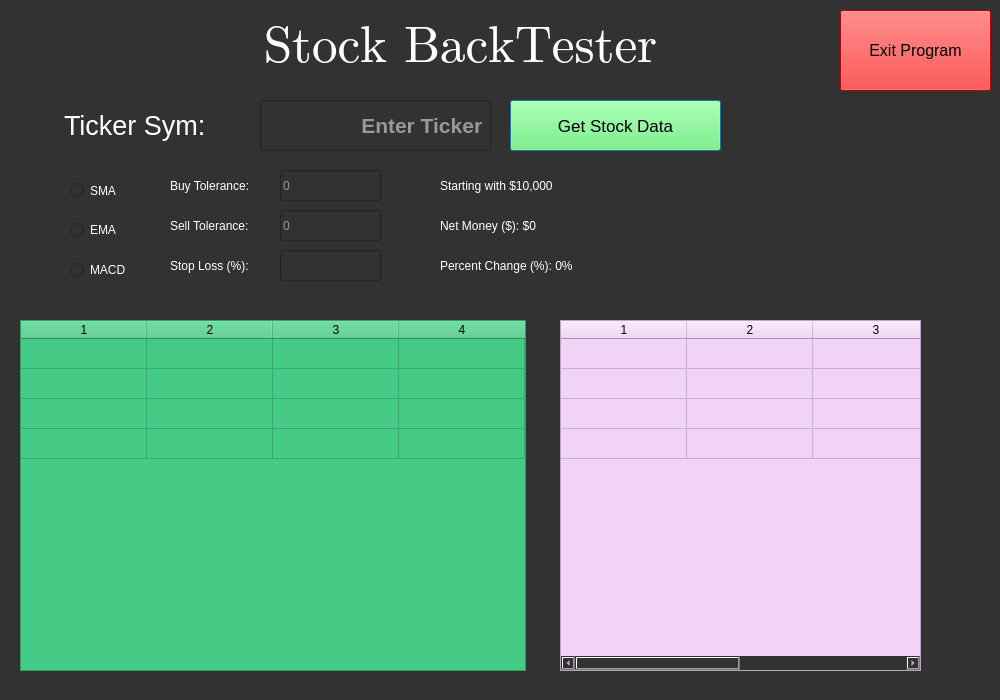
Old version of the form StockGUI.ui in the repository ArunJayaraman95/Industrial-Python-Project.
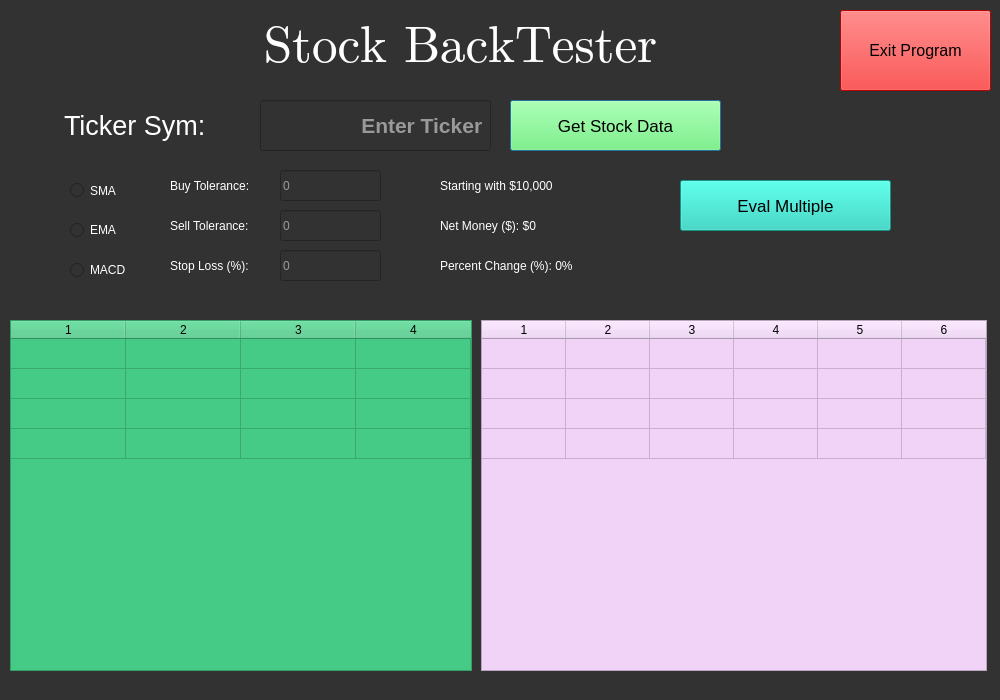
New version of the form.

```diff
--- a/StockGUI.ui
+++ b/StockGUI.ui
@@ -179,6 +179,9 @@
      <height>31</height>
     </rect>
    </property>
+   <property name="placeholderText">
+    <string>0</string>
+   </property>
   </widget>
   <widget class="QLabel" name="stopLossLabel">
    <property name="geometry">
@@ -218,9 +221,9 @@
   <widget class="QTableWidget" name="actionLog">
    <property name="geometry">
     <rect>
-     <x>20</x>
+     <x>10</x>
      <y>320</y>
-     <width>506</width>
+     <width>462</width>
      <height>351</height>
     </rect>
    </property>
@@ -253,7 +256,7 @@
     <number>4</number>
    </property>
    <attribute name="horizontalHeaderDefaultSectionSize">
-    <number>126</number>
+    <number>115</number>
    </attribute>
    <attribute name="horizontalHeaderMinimumSectionSize">
     <number>50</number>
@@ -325,9 +328,9 @@
   <widget class="QTableWidget" name="summaryTable">
    <property name="geometry">
     <rect>
-     <x>560</x>
+     <x>481</x>
      <y>320</y>
-     <width>361</width>
+     <width>506</width>
      <height>351</height>
     </rect>
    </property>
@@ -353,14 +356,17 @@
    <property name="gridStyle">
     <enum>Qt::SolidLine</enum>
    </property>
+   <property name="sortingEnabled">
+    <bool>true</bool>
+   </property>
    <property name="rowCount">
     <number>4</number>
    </property>
    <property name="columnCount">
-    <number>4</number>
+    <number>6</number>
    </property>
    <attribute name="horizontalHeaderDefaultSectionSize">
-    <number>126</number>
+    <number>84</number>
    </attribute>
    <attribute name="horizontalHeaderMinimumSectionSize">
     <number>50</number>
@@ -376,6 +382,8 @@
    <column/>
    <column/>
    <column/>
+   <column/>
+   <column/>
   </widget>
   <widget class="QLabel" name="NetMoneyLabel_2">
    <property name="geometry">
@@ -390,6 +398,28 @@
     <string>Starting with $10,000</string>
    </property>
   </widget>
+  <widget class="QPushButton" name="evalMultiple">
+   <property name="geometry">
+    <rect>
+     <x>680</x>
+     <y>180</y>
+     <width>211</width>
+     <height>51</height>
+    </rect>
+   </property>
+   <property name="font">
+    <font>
+     <pointsize>13</pointsize>
+    </font>
+   </property>
+   <property name="styleSheet">
+    <string notr="true">background-color: rgb(27, 208, 187);
+color: #000;</string>
+   </property>
+   <property name="text">
+    <string>Eval Multiple</string>
+   </property>
+  </widget>
  </widget>
  <resources/>
  <connections/>
```
